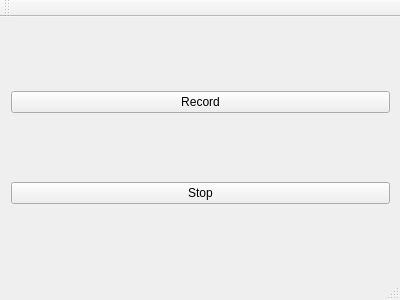
akhilam512/CuteRecorder, file cuterecorder.ui: the form before one commit.
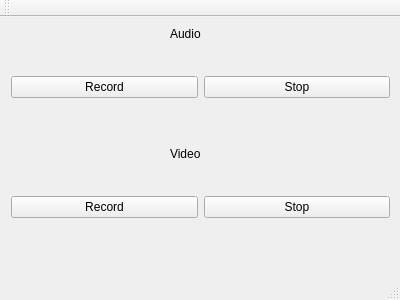
The form after the commit.

Commit message: Add audio record/stop buttons

```diff
--- a/cuterecorder.ui
+++ b/cuterecorder.ui
@@ -18,21 +18,21 @@
     <property name="geometry">
      <rect>
       <x>0</x>
-      <y>0</y>
+      <y>30</y>
       <width>401</width>
-      <height>261</height>
+      <height>80</height>
      </rect>
     </property>
-    <layout class="QVBoxLayout" name="verticalLayout">
+    <layout class="QHBoxLayout" name="horizontalLayout">
      <item>
-      <widget class="QPushButton" name="pushButton">
+      <widget class="QPushButton" name="recordAudioButton">
        <property name="text">
         <string>Record</string>
        </property>
       </widget>
      </item>
      <item>
-      <widget class="QPushButton" name="pushButton_2">
+      <widget class="QPushButton" name="stopAudioButton">
        <property name="text">
         <string>Stop</string>
        </property>
@@ -40,16 +40,58 @@
      </item>
     </layout>
    </widget>
-  </widget>
-  <widget class="QMenuBar" name="menuBar">
-   <property name="geometry">
-    <rect>
-     <x>0</x>
-     <y>0</y>
-     <width>400</width>
-     <height>19</height>
-    </rect>
-   </property>
+   <widget class="QWidget" name="horizontalLayoutWidget_2">
+    <property name="geometry">
+     <rect>
+      <x>0</x>
+      <y>150</y>
+      <width>401</width>
+      <height>80</height>
+     </rect>
+    </property>
+    <layout class="QHBoxLayout" name="horizontalLayout_2">
+     <item>
+      <widget class="QPushButton" name="recordVideoButton">
+       <property name="text">
+        <string>Record</string>
+       </property>
+      </widget>
+     </item>
+     <item>
+      <widget class="QPushButton" name="recordAudioButton_2">
+       <property name="text">
+        <string>Stop</string>
+       </property>
+      </widget>
+     </item>
+    </layout>
+   </widget>
+   <widget class="QLabel" name="audioLabel">
+    <property name="geometry">
+     <rect>
+      <x>170</x>
+      <y>10</y>
+      <width>60</width>
+      <height>14</height>
+     </rect>
+    </property>
+    <property name="text">
+     <string>Audio</string>
+    </property>
+   </widget>
+   <widget class="QLabel" name="videoLabel">
+    <property name="geometry">
+     <rect>
+      <x>170</x>
+      <y>130</y>
+      <width>60</width>
+      <height>14</height>
+     </rect>
+    </property>
+    <property name="text">
+     <string>Video</string>
+    </property>
+   </widget>
   </widget>
   <widget class="QToolBar" name="mainToolBar">
    <attribute name="toolBarArea">
```
Left out of the diff: 2 changed lines with no effect on the pictures.
